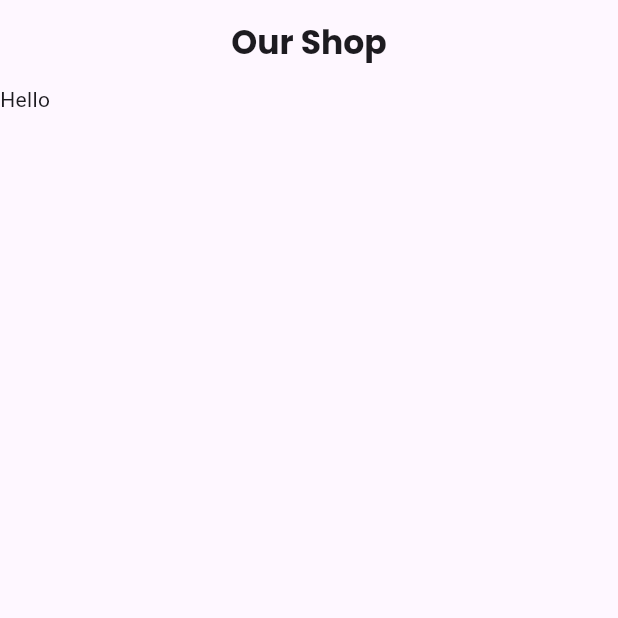
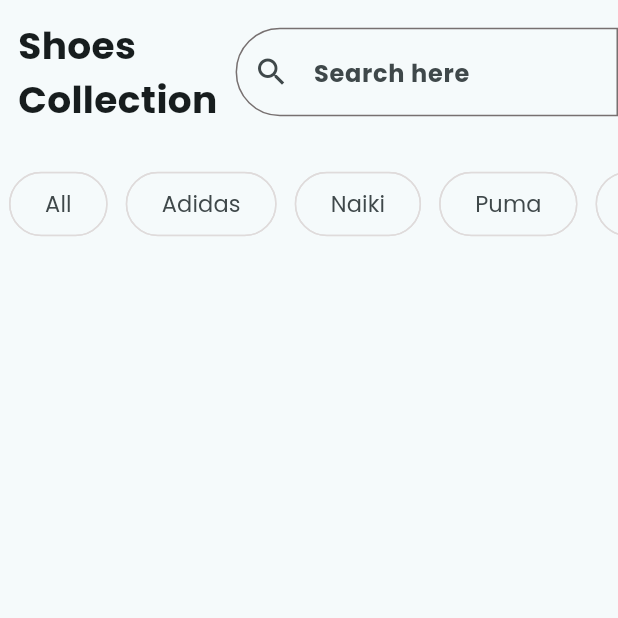
Before and after one commit to i-osama/Flutter-Shopping-Application, a Flutter app: the screen it shows after launch, on a phone screen of 412 x 824 dp, the top half of it. Run offline on Flutter 3.47's test engine with Material 3 defaults, Android fonts, the phone set to English and light mode, and no system bars.

Commit message:
chip, expand, safe area

```diff
--- a/lib/HomePage.dart
+++ b/lib/HomePage.dart
@@ -5,16 +5,76 @@ class HomePage extends StatelessWidget {
 
   @override
   Widget build(BuildContext context) {
+    const border = OutlineInputBorder(
+      borderSide: BorderSide(color: Color.fromARGB(255, 119, 112, 112)),
+      borderRadius: BorderRadius.horizontal(
+        left: Radius.circular(35),
+      ),
+    );
+
+    final List<String> filters = const [
+      "All",
+      "Adidas",
+      "Naiki",
+      "Puma",
+      "ABC"
+    ];
+
     return Scaffold(
-      appBar: AppBar(
-        title: const Text(
-          "Our Shop",
-          style: TextStyle(fontFamily: "Poppins", fontWeight: FontWeight.bold),
+      body: SafeArea(
+        child: Column(
+          children: [
+            const Row(
+              children: [
+                Padding(
+                  padding: EdgeInsets.all(12.0),
+                  child: Text(
+                    "Shoes\nCollection",
+                    style: TextStyle(
+                        fontFamily: "Poppins",
+                        fontWeight: FontWeight.bold,
+                        fontSize: 25),
+                  ),
+                ),
+                Expanded(
+                    child: TextField(
+                  style: TextStyle(fontSize: 18, fontWeight: FontWeight.bold),
+                  decoration: InputDecoration(
+                      prefixIcon: Icon(Icons.search),
+                      border: border,
+                      enabledBorder: border,
+                      hintText: "Search here",
+                      hintStyle:
+                          TextStyle(fontSize: 16, fontWeight: FontWeight.bold)),
+                ))
+              ],
+            ),
+            // ##### Main body
+            SizedBox(
+              height: 80,
+              child: ListView.builder(
+                  scrollDirection: Axis.horizontal,
+                  itemCount: filters.length,
+                  itemBuilder: (context, index) {
+                    return Padding(
+                      padding: const EdgeInsets.symmetric(horizontal: 6),
+                      child: Chip(
+                        label: Text(filters[index],
+                            style: const TextStyle(
+                                fontSize: 15, fontWeight: FontWeight.normal)),
+                        elevation: 10,
+                        padding: const EdgeInsets.symmetric(
+                            horizontal: 15, vertical: 10),
+                        shape: RoundedRectangleBorder(
+                            borderRadius: BorderRadius.circular(30)),
+                        side: const BorderSide(
+                            color: Color.fromARGB(255, 223, 219, 219)),
+                      ),
+                    );
+                  }),
+            )
+          ],
         ),
-        centerTitle: true,
-      ),
-      body: Column(
-        children: [const Text("Hello")],
       ),
     );
   }
--- a/lib/main.dart
+++ b/lib/main.dart
@@ -9,9 +9,13 @@ class MyApp extends StatelessWidget {
   const MyApp({super.key});
   @override
   Widget build(BuildContext context) {
-    return const MaterialApp(
+    return MaterialApp(
       title: "Our Shop",
-      home: HomePage(),
+      theme: ThemeData(
+          fontFamily: 'Poppins',
+          colorScheme: ColorScheme.fromSeed(
+              seedColor: Color.fromARGB(255, 7, 185, 205))),
+      home: const HomePage(),
       debugShowCheckedModeBanner: false,
     );
   }
```
Also changed, not shown: pubspec.yaml (+4 -4 lines).
